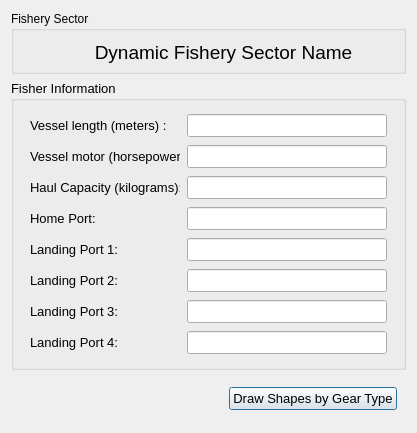
Above: cobi_loreto/Interview/fishery.ui from Ecotrust/openoceanmap-desktop before the change. Below: the same form after it.
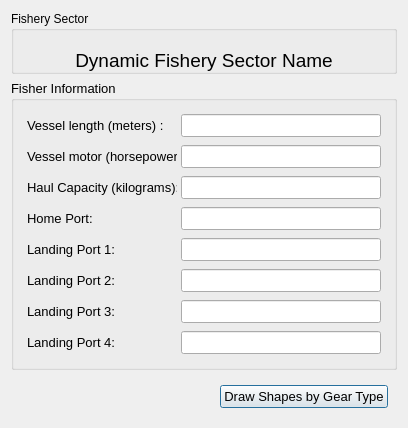
That is the form after the change.

What changed in the file:
```diff
--- a/cobi_loreto/Interview/fishery.ui
+++ b/cobi_loreto/Interview/fishery.ui
@@ -6,8 +6,8 @@
    <rect>
     <x>0</x>
     <y>0</y>
-    <width>417</width>
-    <height>433</height>
+    <width>402</width>
+    <height>425</height>
    </rect>
   </property>
   <property name="windowTitle" >
@@ -25,15 +25,9 @@
      <property name="title" >
       <string>Fishery Sector</string>
      </property>
+     <layout class="QHBoxLayout" name="horizontalLayout" >
+      <item>
      <widget class="QLabel" name="fishery_sector_label" >
-      <property name="geometry" >
-       <rect>
-        <x>15</x>
-        <y>20</y>
-        <width>395</width>
-        <height>43</height>
-       </rect>
-      </property>
       <property name="minimumSize" >
        <size>
         <width>0</width>
@@ -52,6 +46,8 @@
        <set>Qt::AlignCenter</set>
       </property>
      </widget>
+      </item>
+     </layout>
     </widget>
    </item>
    <item>
```
Left out of the diff: 90 changed lines with no effect on the pictures. Lines whose indentation alone changed are shown as unchanged.
